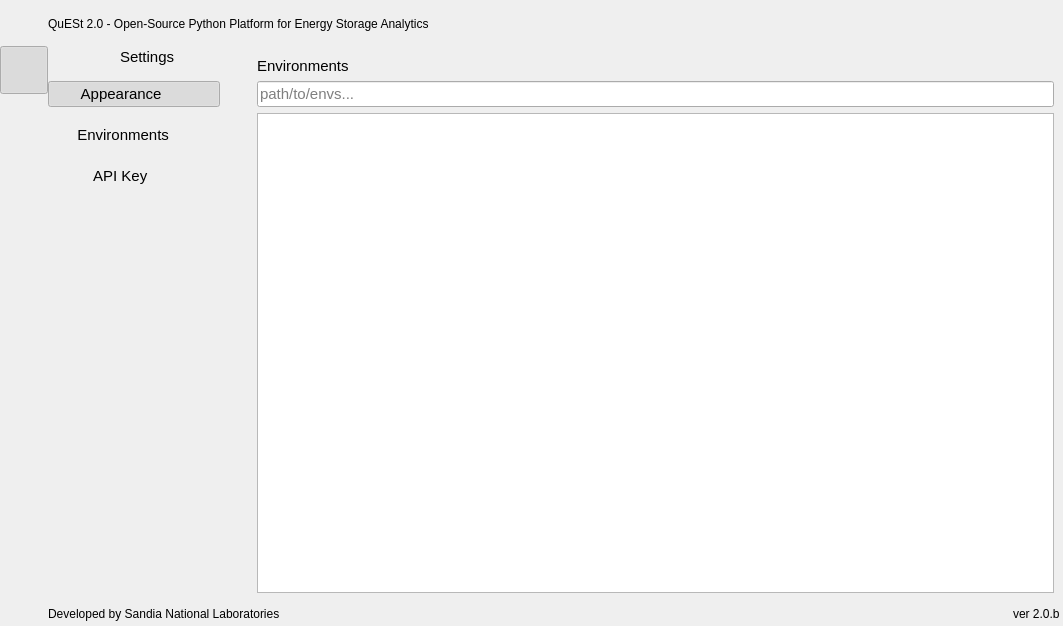
sandialabs/snl-quest, file quest/app/ui/quest_main.ui: the form before one commit.
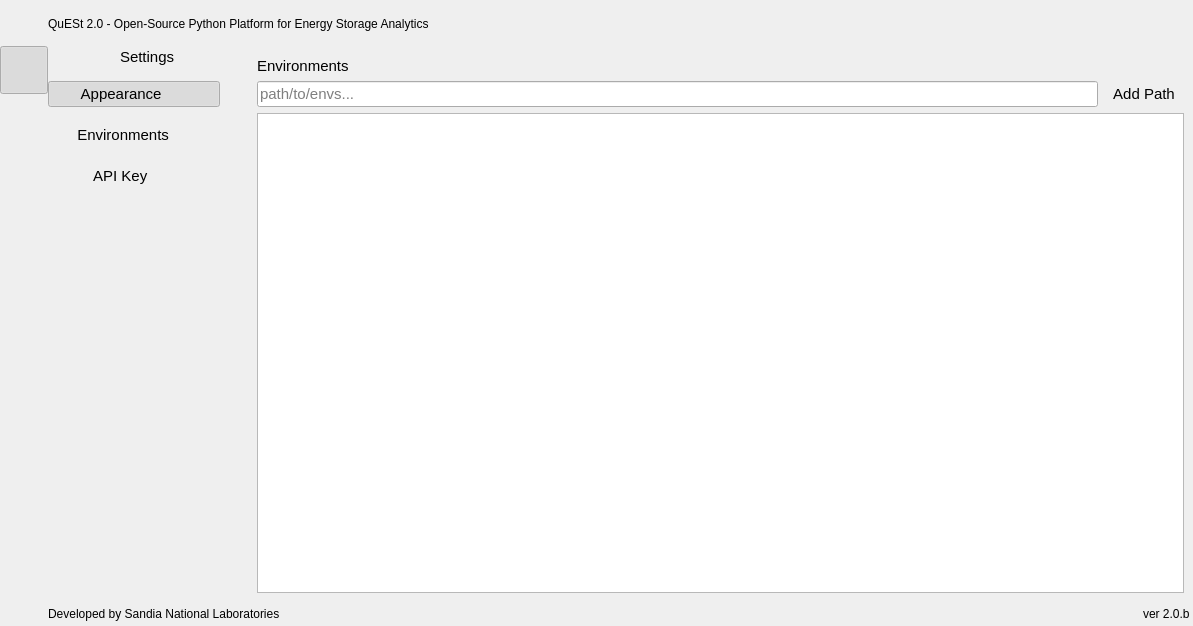
The form after the commit. The open tabs and pages were chosen to show the change. Icons and pictures are not drawn.

```diff
--- a/quest/app/ui/quest_main.ui
+++ b/quest/app/ui/quest_main.ui
@@ -6,7 +6,7 @@
    <rect>
     <x>0</x>
     <y>0</y>
-    <width>1063</width>
+    <width>1193</width>
     <height>626</height>
    </rect>
   </property>
@@ -1573,10 +1573,44 @@
                                      </widget>
                                     </item>
                                     <item>
-                                     <widget class="QLineEdit" name="env_path">
-                                      <property name="placeholderText">
-                                       <string>path/to/envs...</string>
+                                     <widget class="QFrame" name="frame_14">
+                                      <property name="frameShape">
+                                       <enum>QFrame::NoFrame</enum>
                                       </property>
+                                      <property name="frameShadow">
+                                       <enum>QFrame::Raised</enum>
+                                      </property>
+                                      <layout class="QHBoxLayout" name="horizontalLayout_7">
+                                       <property name="leftMargin">
+                                        <number>0</number>
+                                       </property>
+                                       <property name="topMargin">
+                                        <number>0</number>
+                                       </property>
+                                       <property name="rightMargin">
+                                        <number>0</number>
+                                       </property>
+                                       <property name="bottomMargin">
+                                        <number>0</number>
+                                       </property>
+                                       <item>
+                                        <widget class="QLineEdit" name="env_path">
+                                         <property name="placeholderText">
+                                          <string>path/to/envs...</string>
+                                         </property>
+                                        </widget>
+                                       </item>
+                                       <item>
+                                        <widget class="QPushButton" name="add_path">
+                                         <property name="text">
+                                          <string>Add Path</string>
+                                         </property>
+                                         <property name="flat">
+                                          <bool>true</bool>
+                                         </property>
+                                        </widget>
+                                       </item>
+                                      </layout>
                                      </widget>
                                     </item>
                                     <item>
```
Left out of the diff: 2 changed lines with no effect on the pictures.
